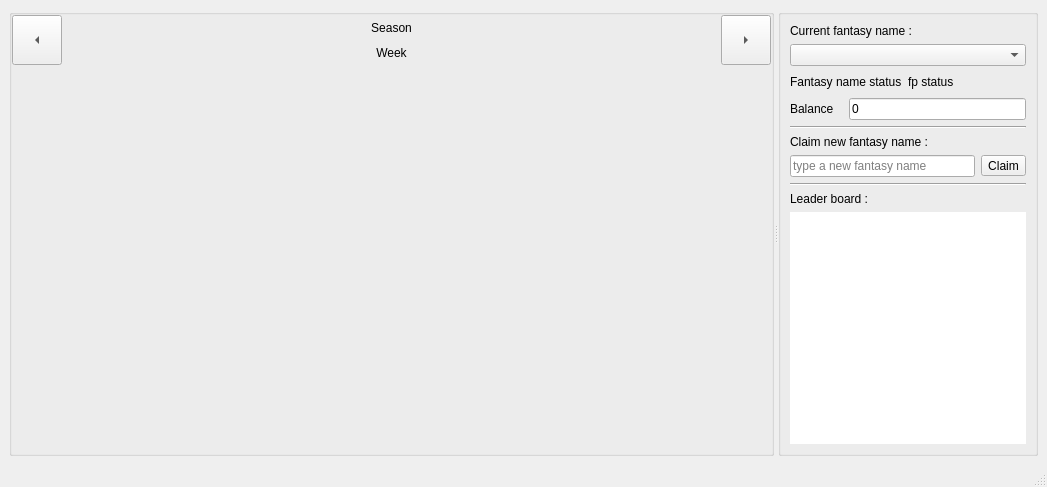
protoblock/protoblock, file cute-fantasy/mainwindow.ui: the form before one commit.
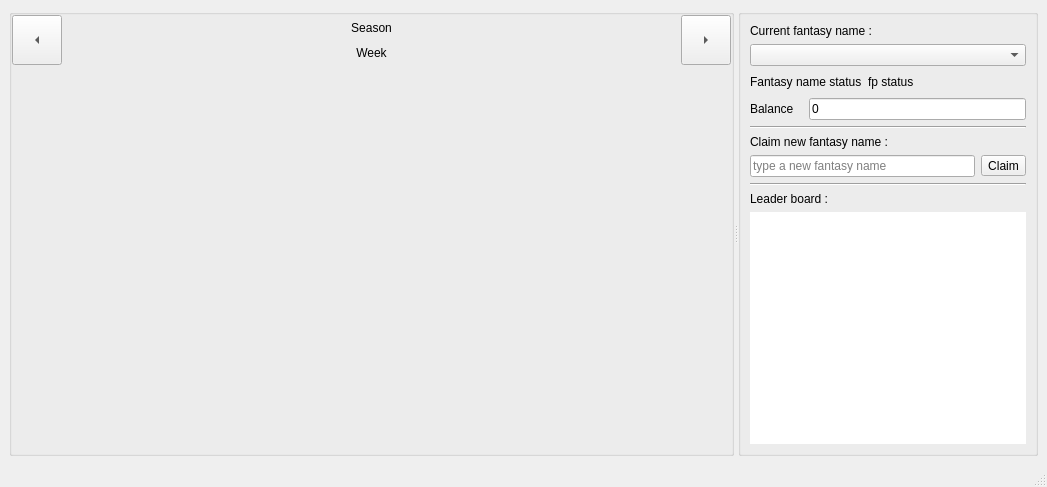
The form after the commit. Custom widgets are drawn as their Qt base class.

Diff of the .ui file:
```diff
--- a/cute-fantasy/mainwindow.ui
+++ b/cute-fantasy/mainwindow.ui
@@ -189,7 +189,7 @@
       <widget class="QGroupBox" name="groupBox_2">
        <property name="maximumSize">
         <size>
-         <width>260</width>
+         <width>300</width>
          <height>16777215</height>
         </size>
        </property>
```
